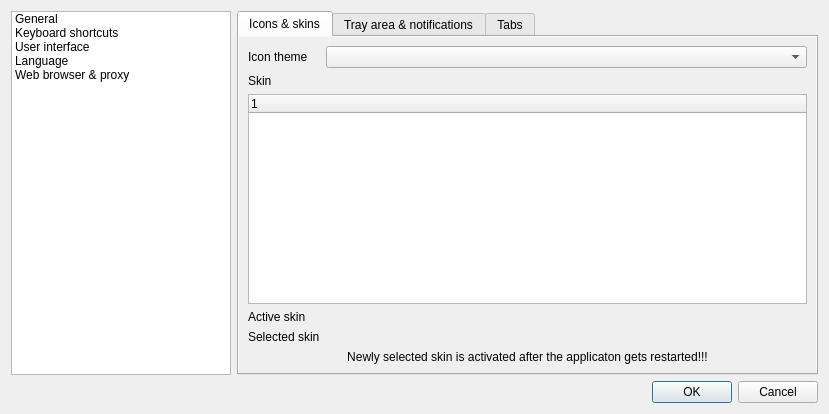
This is src/gui/formsettings.ui in martinrotter/rssguard as Qt 5 draws it before an edit. The edited form follows.
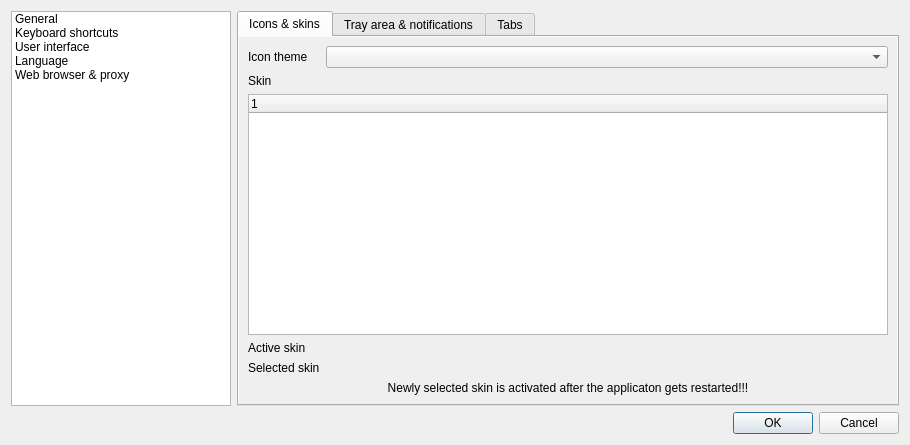
This is the edited form. The open tabs and pages were chosen to show the change. Custom widgets are drawn as their Qt base class.

What changed in the file:
```diff
--- a/src/gui/formsettings.ui
+++ b/src/gui/formsettings.ui
@@ -6,8 +6,8 @@
    <rect>
     <x>0</x>
     <y>0</y>
-    <width>829</width>
-    <height>414</height>
+    <width>910</width>
+    <height>445</height>
    </rect>
   </property>
   <property name="windowTitle">
@@ -147,8 +147,8 @@
                <rect>
                 <x>0</x>
                 <y>0</y>
-                <width>581</width>
-                <height>340</height>
+                <width>436</width>
+                <height>196</height>
                </rect>
               </property>
               <layout class="QFormLayout" name="formLayout">
```
